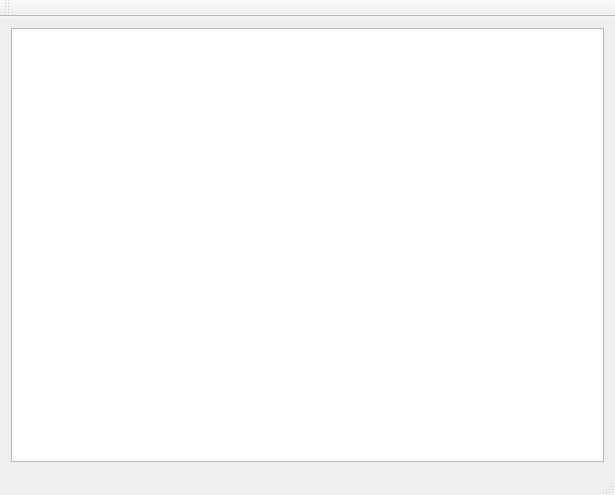
Above: mainwindow.ui from Nomadluap/circles before the change. Below: the same form after it.
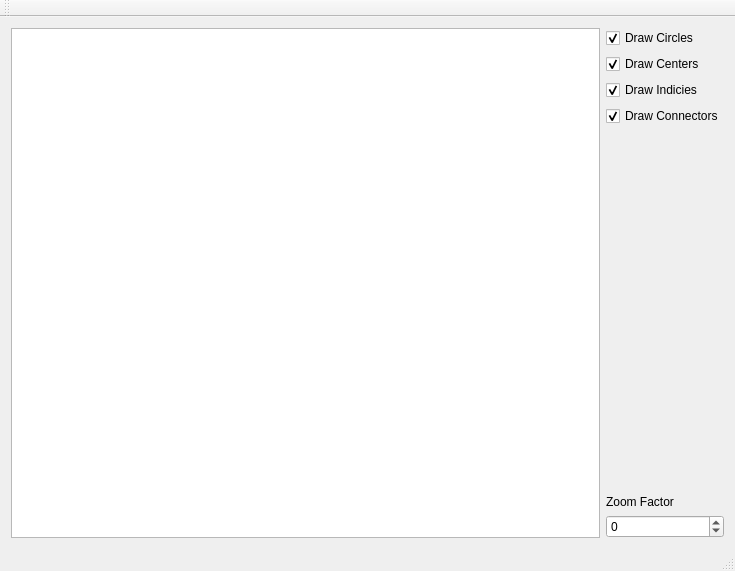
That is the form after the change.

```diff
--- a/mainwindow.ui
+++ b/mainwindow.ui
@@ -6,15 +6,15 @@
    <rect>
     <x>0</x>
     <y>0</y>
-    <width>615</width>
-    <height>495</height>
+    <width>735</width>
+    <height>571</height>
    </rect>
   </property>
   <property name="windowTitle">
    <string>MainWindow</string>
   </property>
   <widget class="QWidget" name="centralWidget">
-   <layout class="QVBoxLayout" name="verticalLayout">
+   <layout class="QHBoxLayout" name="horizontalLayout">
     <item>
      <widget class="QGraphicsView" name="view">
       <property name="dragMode">
@@ -28,6 +28,80 @@
       </property>
      </widget>
     </item>
+    <item>
+     <layout class="QVBoxLayout" name="verticalLayout">
+      <item>
+       <widget class="QCheckBox" name="checkCircles">
+        <property name="text">
+         <string>Draw Circles</string>
+        </property>
+        <property name="checked">
+         <bool>true</bool>
+        </property>
+       </widget>
+      </item>
+      <item>
+       <widget class="QCheckBox" name="checkCenters">
+        <property name="text">
+         <string>Draw Centers</string>
+        </property>
+        <property name="checked">
+         <bool>true</bool>
+        </property>
+       </widget>
+      </item>
+      <item>
+       <widget class="QCheckBox" name="checkIndicies">
+        <property name="text">
+         <string>Draw Indicies</string>
+        </property>
+        <property name="checked">
+         <bool>true</bool>
+        </property>
+       </widget>
+      </item>
+      <item>
+       <widget class="QCheckBox" name="checkConnectors">
+        <property name="text">
+         <string>Draw Connectors</string>
+        </property>
+        <property name="checked">
+         <bool>true</bool>
+        </property>
+       </widget>
+      </item>
+      <item>
+       <spacer name="verticalSpacer">
+        <property name="orientation">
+         <enum>Qt::Vertical</enum>
+        </property>
+        <property name="sizeHint" stdset="0">
+         <size>
+          <width>20</width>
+          <height>40</height>
+         </size>
+        </property>
+       </spacer>
+      </item>
+      <item>
+       <widget class="QLabel" name="label">
+        <property name="text">
+         <string>Zoom Factor</string>
+        </property>
+       </widget>
+      </item>
+      <item>
+       <widget class="QSpinBox" name="spinZoom">
+        <property name="minimum">
+         <number>-10</number>
+        </property>
+        <property name="maximum">
+         <number>10</number>
+        </property>
+       </widget>
+      </item>
+     </layout>
+    </item>
    </layout>
   </widget>
   <widget class="QMenuBar" name="menuBar">
```
Left out of the diff: 2 changed lines with no effect on the pictures.
